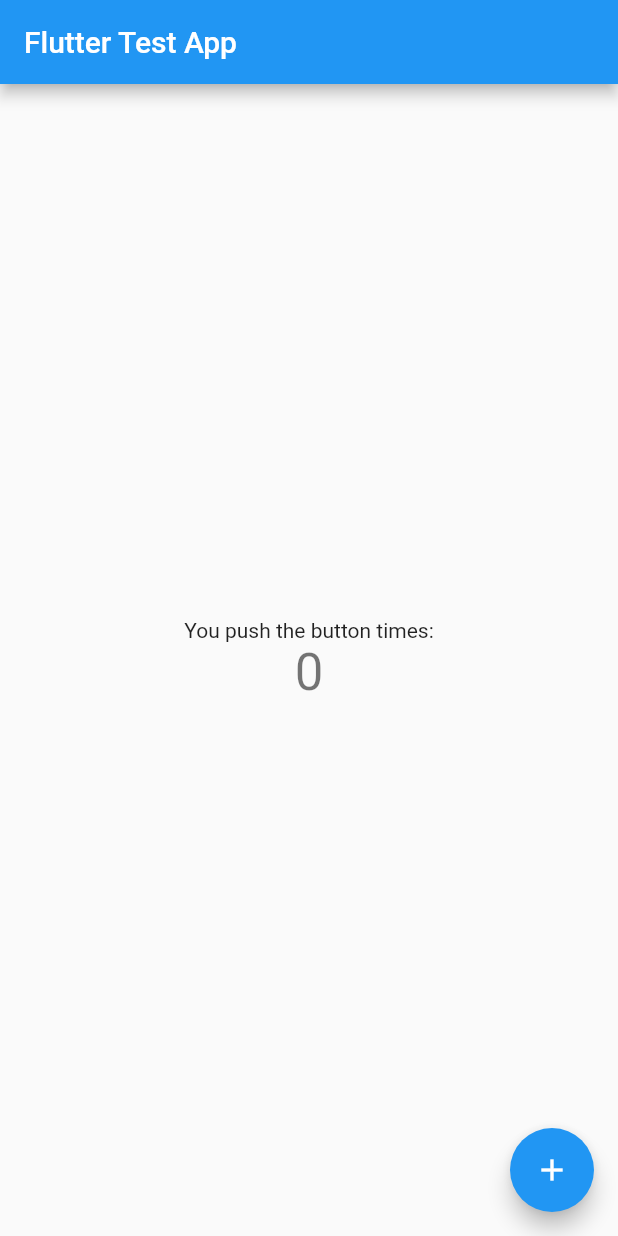
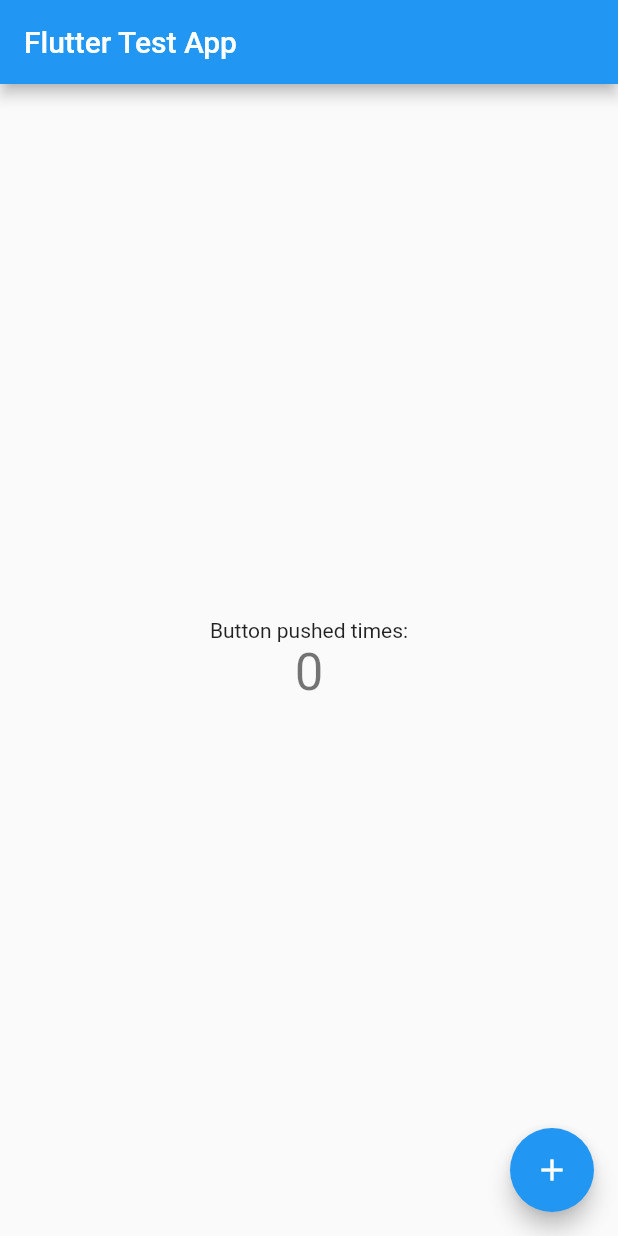
Before and after one commit to mistersakil/flutter-practice, a Flutter app: the screen it shows after launch, on a phone screen of 412 x 824 dp. Run offline on Flutter 3.47's test engine with Material 2 defaults, Android fonts, the phone set to English and light mode, and no system bars.

Commit message:
updated main.dart file

```diff
--- a/lib/main.dart
+++ b/lib/main.dart
@@ -96,7 +96,7 @@ class _MyHomePageState extends State<MyHomePage> {
           mainAxisAlignment: MainAxisAlignment.center,
           children: <Widget>[
             const Text(
-              'You push the button times:',
+              'Button pushed times:',
             ),
             Text(
               '$_counter',
```
